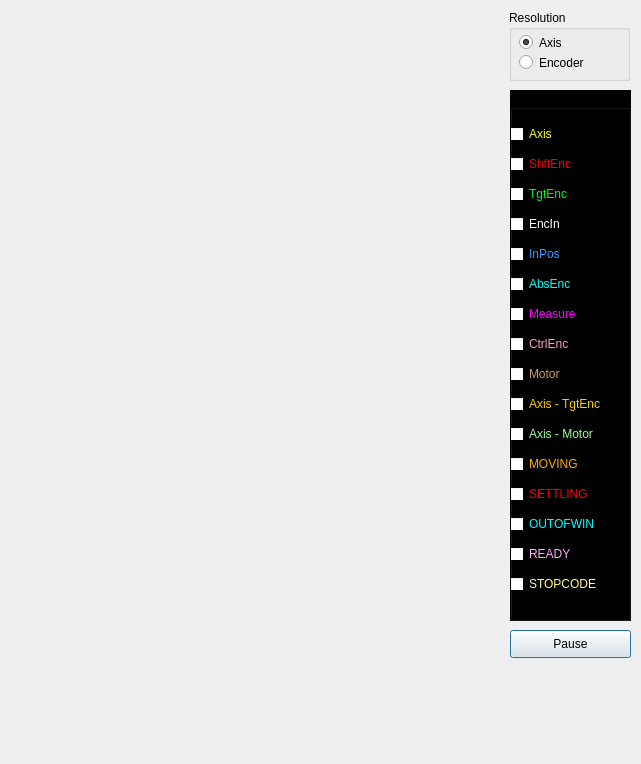
MaxIV-KitsControls/app-cells-icepapcms, file src/ui_icepapcms/qt_designer_files/dialogcurves.ui: the form before one commit.
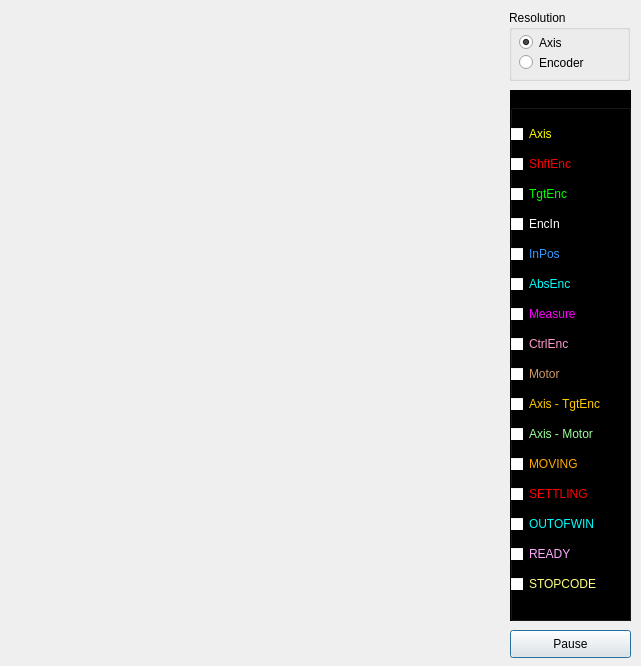
The form after the commit.

Patch:
```diff
--- a/src/ui_icepapcms/qt_designer_files/dialogcurves.ui
+++ b/src/ui_icepapcms/qt_designer_files/dialogcurves.ui
@@ -7,7 +7,7 @@
     <x>0</x>
     <y>0</y>
     <width>641</width>
-    <height>764</height>
+    <height>666</height>
    </rect>
   </property>
   <property name="minimumSize">
```
